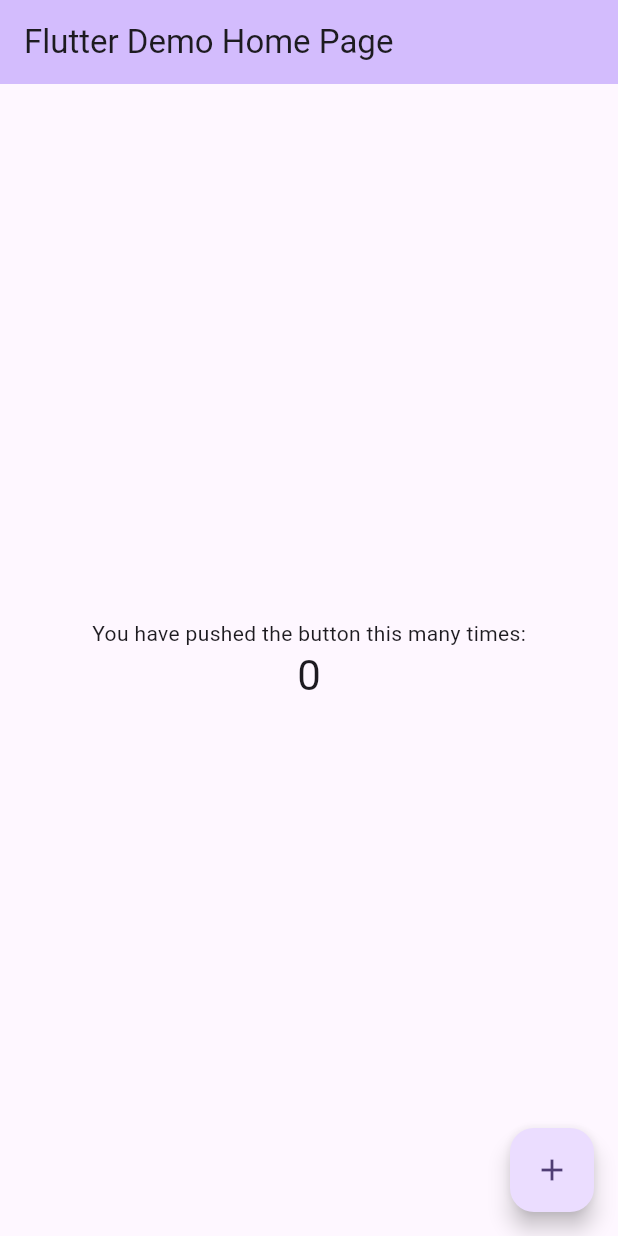
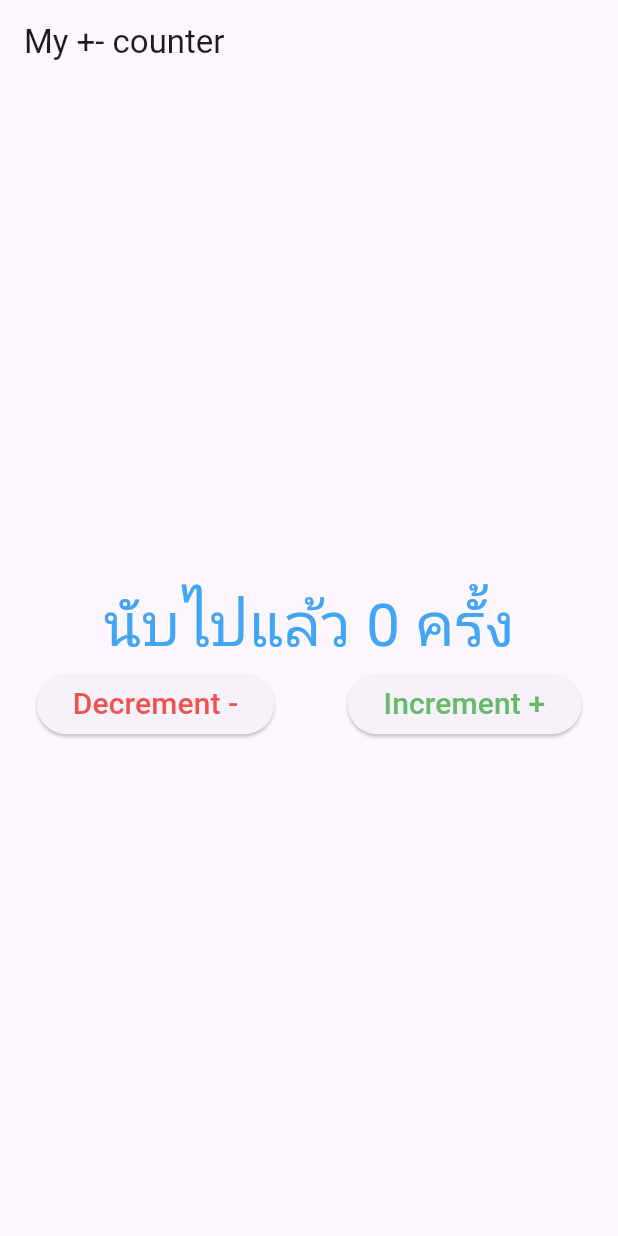
Before and after one commit to sakchaicm/flutter_application_2, a Flutter app: the screen it shows after launch, on a phone screen of 412 x 824 dp. Run offline on Flutter 3.47's test engine with Material 3 defaults, Android fonts, the phone set to English and light mode, and no system bars.

Commit message:
My +- counter

```diff
--- a/lib/main.dart
+++ b/lib/main.dart
@@ -1,4 +1,6 @@
 import 'package:flutter/material.dart';
+
+import 'screen/my_home_page.dart';
 
 void main() {
   runApp(const MyApp());
@@ -7,119 +9,8 @@ void main() {
 class MyApp extends StatelessWidget {
   const MyApp({super.key});
 
-  // This widget is the root of your application.
   @override
   Widget build(BuildContext context) {
-    return MaterialApp(
-      title: 'Flutter Demo',
-      theme: ThemeData(
-        // This is the theme of your application.
-        //
-        // TRY THIS: Try running your application with "flutter run". You'll see
-        // the application has a purple toolbar. Then, without quitting the app,
-        // try changing the seedColor in the colorScheme below to Colors.green
-        // and then invoke "hot reload" (save your changes or press the "hot
-        // reload" button in a Flutter-supported IDE, or press "r" if you used
-        // the command line to start the app).
-        //
-        // Notice that the counter didn't reset back to zero; the application
-        // state is not lost during the reload. To reset the state, use hot
-        // restart instead.
-        //
-        // This works for code too, not just values: Most code changes can be
-        // tested with just a hot reload.
-        colorScheme: ColorScheme.fromSeed(seedColor: Colors.deepPurple),
-        useMaterial3: true,
-      ),
-      home: const MyHomePage(title: 'Flutter Demo Home Page'),
-    );
+    return MaterialApp(title: 'Flutter Demo', home: MyHomePage());
   }
 }
-
-class MyHomePage extends StatefulWidget {
-  const MyHomePage({super.key, required this.title});
-
-  // This widget is the home page of your application. It is stateful, meaning
-  // that it has a State object (defined below) that contains fields that affect
-  // how it looks.
-
-  // This class is the configuration for the state. It holds the values (in this
-  // case the title) provided by the parent (in this case the App widget) and
-  // used by the build method of the State. Fields in a Widget subclass are
-  // always marked "final".
-
-  final String title;
-
-  @override
-  State<MyHomePage> createState() => _MyHomePageState();
-}
-
-class _MyHomePageState extends State<MyHomePage> {
-  int _counter = 0;
-
-  void _incrementCounter() {
-    setState(() {
-      // This call to setState tells the Flutter framework that something has
-      // changed in this State, which causes it to rerun the build method below
-      // so that the display can reflect the updated values. If we changed
-      // _counter without calling setState(), then the build method would not be
-      // called again, and so nothing would appear to happen.
-      _counter++;
-    });
-  }
-
-  @override
-  Widget build(BuildContext context) {
-    // This method is rerun every time setState is called, for instance as done
-    // by the _incrementCounter method above.
-    //
-    // The Flutter framework has been optimized to make rerunning build methods
-    // fast, so that you can just rebuild anything that needs updating rather
-    // than having to individually change instances of widgets.
-    return Scaffold(
-      appBar: AppBar(
-        // TRY THIS: Try changing the color here to a specific color (to
-        // Colors.amber, perhaps?) and trigger a hot reload to see the AppBar
-        // change color while the other colors stay the same.
-        backgroundColor: Theme.of(context).colorScheme.inversePrimary,
-        // Here we take the value from the MyHomePage object that was created by
-        // the App.build method, and use it to set our appbar title.
-        title: Text(widget.title),
-      ),
-      body: Center(
-        // Center is a layout widget. It takes a single child and positions it
-        // in the middle of the parent.
-        child: Column(
-          // Column is also a layout widget. It takes a list of children and
-          // arranges them vertically. By default, it sizes itself to fit its
-          // children horizontally, and tries to be as tall as its parent.
-          //
-          // Column has various properties to control how it sizes itself and
-          // how it positions its children. Here we use mainAxisAlignment to
-          // center the children vertically; the main axis here is the vertical
-          // axis because Columns are vertical (the cross axis would be
-          // horizontal).
-          //
-          // TRY THIS: Invoke "debug painting" (choose the "Toggle Debug Paint"
-          // action in the IDE, or press "p" in the console), to see the
-          // wireframe for each widget.
-          mainAxisAlignment: MainAxisAlignment.center,
-          children: <Widget>[
-            const Text(
-              'You have pushed the button this many times:',
-            ),
-            Text(
-              '$_counter',
-              style: Theme.of(context).textTheme.headlineMedium,
-            ),
-          ],
-        ),
-      ),
-      floatingActionButton: FloatingActionButton(
-        onPressed: _incrementCounter,
-        tooltip: 'Increment',
-        child: const Icon(Icons.add),
-      ), // This trailing comma makes auto-formatting nicer for build methods.
-    );
-  }
-}
--- /dev/null
+++ b/lib/screen/my_home_page.dart
@@ -0,0 +1,58 @@
+import 'package:flutter/material.dart';
+
+class MyHomePage extends StatefulWidget {
+  const MyHomePage({super.key});
+
+  @override
+  State<MyHomePage> createState() => _MyHomePageState();
+}
+
+class _MyHomePageState extends State<MyHomePage> {
+  int _conter = 0;
+
+  void _incrementCounter() {
+    setState(() {
+      _conter++;
+    });
+  }
+
+  void _decrementCounter() {
+    if (_conter > 0) {
+      setState(() {
+        _conter--;
+      });
+    }
+  }
+
+  @override
+  Widget build(BuildContext context) {
+    return Scaffold(
+      appBar: AppBar(
+        title: const Text("My +- counter"),
+      ),
+      body: Center(
+          child: Column(
+              mainAxisAlignment: MainAxisAlignment.center,
+              children: <Widget>[
+            Text("นับไปแล้ว $_conter ครั้ง",
+                style: TextStyle(fontSize: 40, color: Colors.blue[400])),
+            Row(mainAxisAlignment: MainAxisAlignment.spaceAround, children: [
+              ElevatedButton(
+                onPressed: _decrementCounter,
+                child: Text(
+                  "Decrement -",
+                  style: TextStyle(fontSize: 20, color: Colors.red[400]),
+                ),
+              ),
+              ElevatedButton(
+                onPressed: _incrementCounter,
+                child: Text(
+                  "Increment +",
+                  style: TextStyle(fontSize: 20, color: Colors.green[400]),
+                ),
+              ),
+            ]),
+          ])),
+    );
+  }
+}
```
